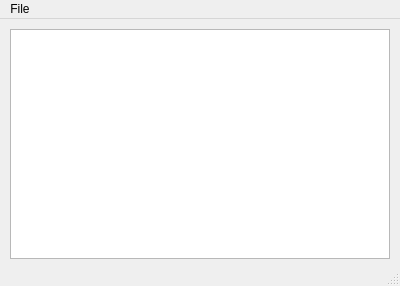
IronJulo/QtPad, file qtpad.ui: the form before one commit.
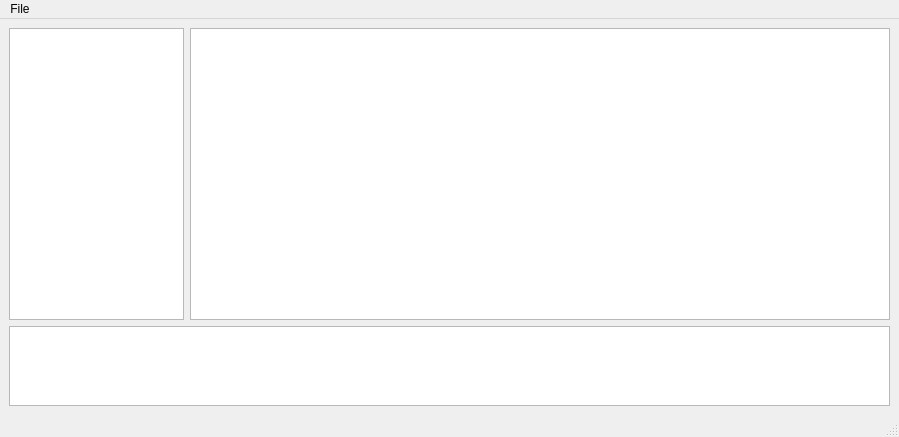
The form after the commit.

Commit message: added tree view, console, edit zone

What changed in the file:
```diff
--- a/qtpad.ui
+++ b/qtpad.ui
@@ -6,31 +6,69 @@
    <rect>
     <x>0</x>
     <y>0</y>
-    <width>400</width>
-    <height>286</height>
+    <width>899</width>
+    <height>437</height>
    </rect>
   </property>
+  <property name="sizePolicy">
+   <sizepolicy hsizetype="Expanding" vsizetype="Expanding">
+    <horstretch>0</horstretch>
+    <verstretch>0</verstretch>
+   </sizepolicy>
+  </property>
   <property name="windowTitle">
    <string>QtPad</string>
   </property>
   <widget class="QWidget" name="centralwidget">
-   <widget class="QTextEdit" name="textEdit">
-    <property name="geometry">
-     <rect>
-      <x>10</x>
-      <y>10</y>
-      <width>380</width>
-      <height>230</height>
-     </rect>
-    </property>
-   </widget>
+   <property name="sizePolicy">
+    <sizepolicy hsizetype="Maximum" vsizetype="Maximum">
+     <horstretch>0</horstretch>
+     <verstretch>0</verstretch>
+    </sizepolicy>
+   </property>
+   <layout class="QGridLayout" name="gridLayout_2">
+    <item row="0" column="0">
+     <layout class="QGridLayout" name="gridLayout">
+      <item row="0" column="0">
+       <widget class="QTreeView" name="treeView">
+        <property name="sizePolicy">
+         <sizepolicy hsizetype="Expanding" vsizetype="Expanding">
+          <horstretch>50</horstretch>
+          <verstretch>0</verstretch>
+         </sizepolicy>
+        </property>
+       </widget>
+      </item>
+      <item row="0" column="1">
+       <widget class="QTextEdit" name="textEdit">
+        <property name="sizePolicy">
+         <sizepolicy hsizetype="Expanding" vsizetype="Expanding">
+          <horstretch>200</horstretch>
+          <verstretch>200</verstretch>
+         </sizepolicy>
+        </property>
+       </widget>
+      </item>
+      <item row="1" column="0" colspan="2">
+       <widget class="QPlainTextEdit" name="plainTextEdit">
+        <property name="sizePolicy">
+         <sizepolicy hsizetype="Expanding" vsizetype="Expanding">
+          <horstretch>0</horstretch>
+          <verstretch>55</verstretch>
+         </sizepolicy>
+        </property>
+       </widget>
+      </item>
+     </layout>
+    </item>
+   </layout>
   </widget>
   <widget class="QMenuBar" name="menubar">
    <property name="geometry">
     <rect>
      <x>0</x>
      <y>0</y>
-     <width>400</width>
+     <width>899</width>
      <height>22</height>
     </rect>
    </property>
```
Left out of the diff: 18 changed lines with no effect on the pictures. The commit also changes 2 other files.
